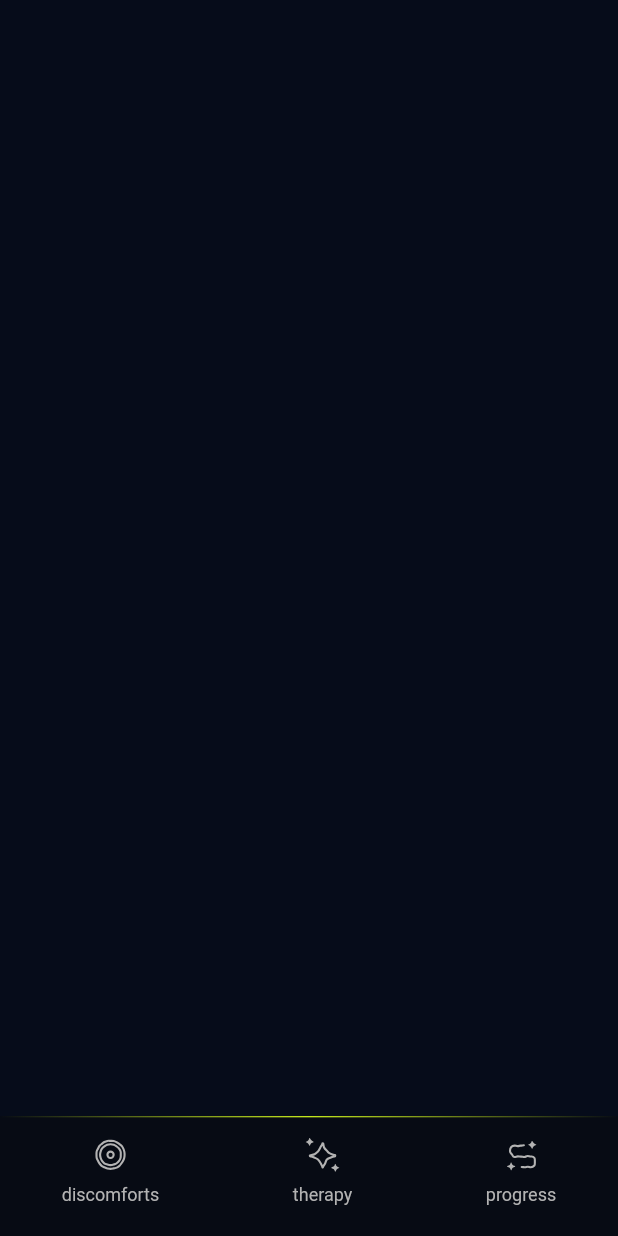
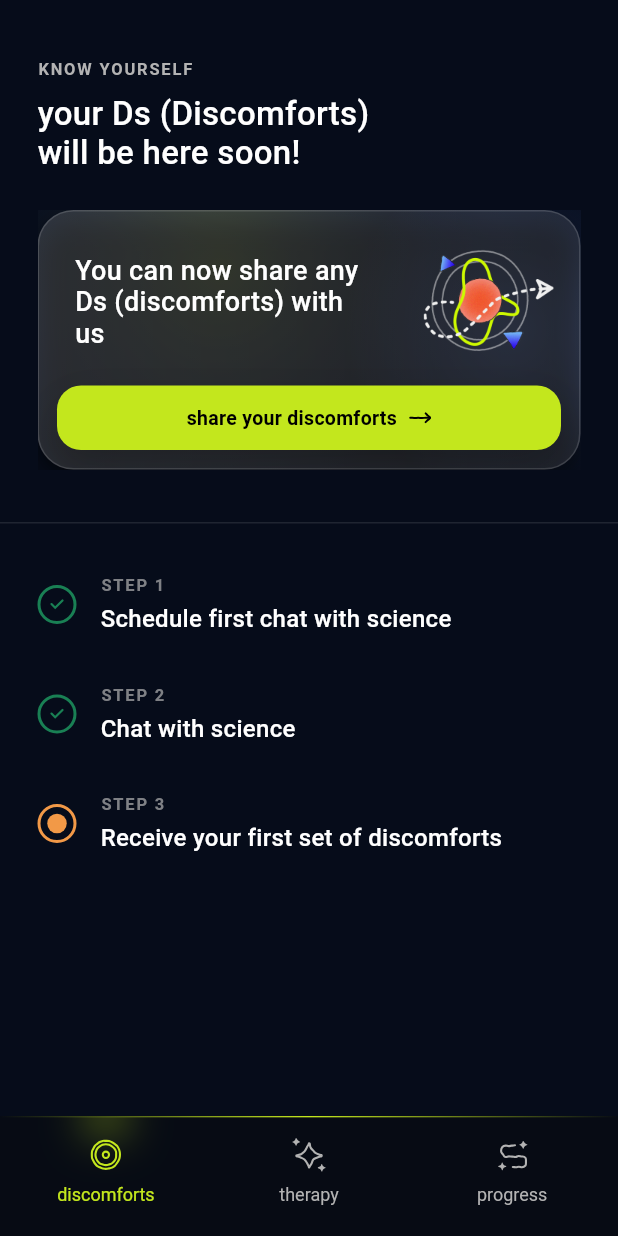
Before and after one commit to bharat-Sl/being-app, a Flutter app: the screen it shows after launch, on a phone screen of 412 x 824 dp. Run offline on Flutter 3.47's test engine with Material 2 defaults, Android fonts, the phone set to English and light mode, and no system bars; our stand-ins replace flutter_svg.

Commit message:
completed ui of progress

```diff
--- a/lib/main.dart
+++ b/lib/main.dart
@@ -13,6 +13,11 @@ class MyApp extends StatelessWidget {
       title: 'Flutter Demo',
       theme: ThemeData(
         primarySwatch: Colors.blue,
+        textTheme: TextTheme(
+          bodySmall: TextStyle(color: Colors.white),
+          bodyMedium: TextStyle(color: Colors.white),
+          bodyLarge: TextStyle(color: Colors.white),
+        ),
       ),
       home: Dashboard(),
     );
--- a/lib/screens/dashboard.dart
+++ b/lib/screens/dashboard.dart
@@ -1,4 +1,5 @@
 import 'package:being/constants/colors.dart';
+import 'package:being/screens/progress_screen.dart';
 import 'package:flutter/material.dart';
 import 'package:flutter_svg/flutter_svg.dart';
 
@@ -10,6 +11,8 @@ class Dashboard extends StatefulWidget {
 }
 
 class _DashboardState extends State<Dashboard> {
+  int selectedIndex = 0;
+
   @override
   Widget build(BuildContext context) {
     Size size = MediaQuery.of(context).size;
@@ -18,7 +21,7 @@ class _DashboardState extends State<Dashboard> {
       body: Column(
         children: [
           Expanded(
-            child: SizedBox(),
+            child: ProgressScreen(),
           ),
           Container(
             height: 80,
@@ -31,7 +34,7 @@ class _DashboardState extends State<Dashboard> {
                 height: 79.1,
                 width: size.width,
                 decoration: BoxDecoration(color: dark),
-                padding: EdgeInsets.symmetric(horizontal: size.width * 0.1),
+                padding: EdgeInsets.symmetric(horizontal: size.width * 0.05),
                 child: Row(
                   mainAxisAlignment: MainAxisAlignment.spaceBetween,
                   children: [
@@ -62,7 +65,33 @@ class _DashboardState extends State<Dashboard> {
 
   Widget navBarOptions(
       {required int id, required String name, required String asset}) {
-    return Column(
+    return InkWell(
+      onTap: () {
+        setState(() {
+          selectedIndex = id;
+        });
+      },
+      child: Container(
+        height: 80,
+        width: 100,
+        child: Stack(
+          alignment: Alignment.center,
+          children: [
+            if (selectedIndex == id)
+              Positioned(
+                  top: -14,
+                  child: Container(
+                    width: 25,
+                    height: 25,
+                    decoration: BoxDecoration(
+                        color: Colors.transparent,
+                        shape: BoxShape.circle,
+                        boxShadow: [
+                          BoxShadow(
+                              color: primary.withOpacity(0.6), blurRadius: 25),
+                        ]),
+                  )),
+            Column(
               crossAxisAlignment: CrossAxisAlignment.center,
               children: [
                 SizedBox(
@@ -72,14 +101,20 @@ class _DashboardState extends State<Dashboard> {
                   asset,
                   width: 30,
                   height: 30,
-          color: light,
+                  color: selectedIndex == id ? primary : light,
                 ),
                 SizedBox(height: 5),
                 Text(
                   name,
-          style: TextStyle(color: light, fontSize: 12),
+                  style: TextStyle(
+                      color: selectedIndex == id ? primary : light,
+                      fontSize: 12),
                 )
               ],
+            ),
+          ],
+        ),
+      ),
     );
   }
 }
--- /dev/null
+++ b/lib/screens/discomforts_screen.dart
@@ -0,0 +1,15 @@
+import 'package:flutter/material.dart';
+
+class DiscomfortsScreen extends StatefulWidget {
+  const DiscomfortsScreen({Key? key}) : super(key: key);
+
+  @override
+  State<DiscomfortsScreen> createState() => _DiscomfortsScreenState();
+}
+
+class _DiscomfortsScreenState extends State<DiscomfortsScreen> {
+  @override
+  Widget build(BuildContext context) {
+    return Container();
+  }
+}
--- a/lib/screens/home.dart
+++ /dev/null
@@ -1,15 +0,0 @@
-import 'package:flutter/material.dart';
-
-class HomeScreen extends StatefulWidget {
-  const HomeScreen({Key? key}) : super(key: key);
-
-  @override
-  State<HomeScreen> createState() => _HomeScreenState();
-}
-
-class _HomeScreenState extends State<HomeScreen> {
-  @override
-  Widget build(BuildContext context) {
-    return Container();
-  }
-}
--- /dev/null
+++ b/lib/screens/progress_screen.dart
@@ -0,0 +1,251 @@
+import 'package:being/constants/colors.dart';
+import 'package:flutter/material.dart';
+import 'package:flutter_svg/svg.dart';
+
+class ProgressScreen extends StatefulWidget {
+  const ProgressScreen({Key? key}) : super(key: key);
+
+  @override
+  State<ProgressScreen> createState() => _ProgressScreenState();
+}
+
+class _ProgressScreenState extends State<ProgressScreen> {
+  @override
+  Widget build(BuildContext context) {
+    Size size = MediaQuery.of(context).size;
+    return SingleChildScrollView(
+      child: Padding(
+        padding: EdgeInsets.symmetric(horizontal: 25),
+        child: Column(
+          crossAxisAlignment: CrossAxisAlignment.start,
+          children: [
+            SizedBox(height: MediaQuery.of(context).viewPadding.top + 40),
+            Text(
+              "KNOW YOURSELF",
+              style: TextStyle(
+                  color: light,
+                  fontSize: 11,
+                  fontWeight: FontWeight.w600,
+                  letterSpacing: 1.2),
+            ),
+            SizedBox(height: 10),
+            Text(
+              "your Ds (Discomforts)\nwill be here soon!",
+              style: TextStyle(
+                  letterSpacing: 0.2,
+                  fontSize: 22,
+                  fontWeight: FontWeight.w500),
+            ),
+            SizedBox(height: 25),
+            Stack(
+              alignment: Alignment.center,
+              children: [
+                Positioned(
+                  top: -32,
+                  right: -65,
+                  child: Container(
+                    width: 223,
+                    height: 223,
+                    decoration: BoxDecoration(
+                      shape: BoxShape.circle,
+                      gradient: RadialGradient(
+                        colors: [
+                          coolblue.withOpacity(0.40),
+                          coolblue.withOpacity(0)
+                        ],
+                      ),
+                    ),
+                  ),
+                ),
+                Positioned(
+                  top: -126,
+                  left: -57,
+                  child: Container(
+                    width: 356,
+                    height: 329,
+                    decoration: BoxDecoration(
+                      shape: BoxShape.circle,
+                      gradient: RadialGradient(
+                        colors: [
+                          primary.withOpacity(0.20),
+                          coolblue.withOpacity(0)
+                        ],
+                      ),
+                    ),
+                  ),
+                ),
+                Container(
+                  width: size.width,
+                  padding: EdgeInsets.all(12),
+                  decoration: BoxDecoration(
+                      gradient: LinearGradient(colors: [
+                        Colors.white.withOpacity(0.15),
+                        Colors.white.withOpacity(0.10),
+                      ]),
+                      border: Border.all(
+                          color: Colors.white.withOpacity(0.15), width: 1),
+                      borderRadius: BorderRadius.circular(24),
+                      boxShadow: [
+                        BoxShadow(
+                          color: Colors.black.withOpacity(0.6),
+                          blurRadius: 16,
+                          offset: Offset(0, 6),
+                        )
+                      ]),
+                  child: Column(
+                    children: [
+                      Row(
+                        crossAxisAlignment: CrossAxisAlignment.center,
+                        children: [
+                          Expanded(
+                            child: Padding(
+                              padding: EdgeInsets.symmetric(horizontal: 12),
+                              child: Text(
+                                "You can now share any Ds (discomforts) with us",
+                                style: TextStyle(
+                                    letterSpacing: 0.2,
+                                    fontSize: 18,
+                                    fontWeight: FontWeight.w500),
+                              ),
+                            ),
+                          ),
+                          SizedBox(width: 16),
+                          Image.asset(
+                            "assets/images/share-discomforts-1.png",
+                            width: 96,
+                            height: 96,
+                          ),
+                        ],
+                      ),
+                      SizedBox(height: 8),
+                      Container(
+                        padding:
+                            EdgeInsets.symmetric(horizontal: 24, vertical: 14),
+                        decoration: BoxDecoration(
+                          color: primary,
+                          borderRadius: BorderRadius.circular(16),
+                          boxShadow: [
+                            BoxShadow(
+                              color: Colors.black.withOpacity(0.20),
+                              blurRadius: 24,
+                              offset: Offset(0, 10),
+                            )
+                          ],
+                        ),
+                        child: Center(
+                          child: Row(
+                            mainAxisAlignment: MainAxisAlignment.center,
+                            children: [
+                              Text(
+                                "share your discomforts",
+                                style: TextStyle(
+                                    color: Colors.black,
+                                    letterSpacing: 0.2,
+                                    fontSize: 13,
+                                    fontWeight: FontWeight.w600),
+                              ),
+                              SizedBox(width: 8),
+                              SvgPicture.asset(
+                                "assets/icons/next-arrow.svg",
+                                width: 15,
+                                height: 15,
+                                color: Colors.black,
+                              ),
+                            ],
+                          ),
+                        ),
+                      )
+                    ],
+                  ),
+                ),
+              ],
+            ),
+            SizedBox(height: 35),
+            //Divider
+            Container(
+              width: size.width,
+              height: 1,
+              child: Stack(
+                clipBehavior: Clip.none,
+                children: [
+                  Positioned(
+                    top: 0,
+                    left: -50,
+                    child: Container(
+                      width: size.width + 50,
+                      height: 1,
+                      color: Colors.white.withOpacity(0.1),
+                    ),
+                  ),
+                ],
+              ),
+            ),
+            SizedBox(height: 17.5),
+            steps(
+                stepNumber: 1,
+                text: "Schedule first chat with science",
+                completed: true),
+            steps(stepNumber: 2, text: "Chat with science", completed: true),
+            steps(stepNumber: 3, text: "Receive your first set of discomforts"),
+          ],
+        ),
+      ),
+    );
+  }
+
+  Widget steps(
+      {required int stepNumber, required String text, bool completed = false}) {
+    return Container(
+      margin: EdgeInsets.symmetric(vertical: 17.5),
+      child: Row(
+        children: [
+          Container(
+            width: 26,
+            height: 26,
+            decoration: BoxDecoration(
+                shape: BoxShape.circle,
+                border:
+                    Border.all(color: completed ? success : next, width: 2)),
+            child: Center(
+              child: completed
+                  ? SvgPicture.asset(
+                      "assets/icons/check.svg",
+                      width: 10,
+                      height: 10,
+                      color: success,
+                    )
+                  : Container(
+                      width: 13,
+                      height: 13,
+                      decoration:
+                          BoxDecoration(shape: BoxShape.circle, color: next),
+                    ),
+            ),
+          ),
+          SizedBox(width: 16),
+          Column(
+            crossAxisAlignment: CrossAxisAlignment.start,
+            children: [
+              Text(
+                "STEP ${stepNumber}",
+                style: TextStyle(
+                    color: light.withOpacity(0.7),
+                    letterSpacing: 1.2,
+                    fontSize: 11,
+                    fontWeight: FontWeight.w600),
+              ),
+              SizedBox(height: 6),
+              Text(
+                text,
+                style: TextStyle(
+                    letterSpacing: 0.2,
+                    fontSize: 16,
+                    fontWeight: FontWeight.w500),
+              ),
+            ],
+          )
+        ],
+      ),
+    );
+  }
+}
```
Also changed, not shown: assets/icons/check.svg (added), assets/icons/next-arrow.svg (added), assets/images/share-discomforts-1.png (added), lib/screens/therapy_screen.dart (added). Lines whose indentation alone changed are shown as unchanged.
